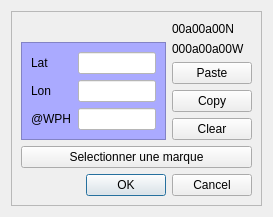
nohal/qtVlm, file src/Ui/WP_dialog.ui: the form before one commit.
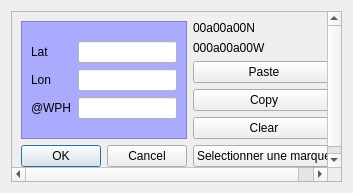
The form after the commit.

The edit to the form file:
```diff
--- a/src/Ui/WP_dialog.ui
+++ b/src/Ui/WP_dialog.ui
@@ -6,8 +6,8 @@
    <rect>
     <x>0</x>
     <y>0</y>
-    <width>273</width>
-    <height>217</height>
+    <width>353</width>
+    <height>193</height>
    </rect>
   </property>
   <property name="windowTitle">
@@ -24,25 +24,14 @@
        <rect>
         <x>0</x>
         <y>0</y>
-        <width>253</width>
-        <height>197</height>
+        <width>333</width>
+        <height>173</height>
        </rect>
       </property>
-      <layout class="QGridLayout" name="gridLayout_2">
-       <item row="0" column="1">
-        <widget class="QLabel" name="WP_conv_lat">
-         <property name="font">
-          <font>
-           <weight>50</weight>
-           <bold>false</bold>
-          </font>
-         </property>
-         <property name="text">
-          <string>00a00a00N</string>
-         </property>
-        </widget>
-       </item>
-       <item row="1" column="0" rowspan="4">
+      <layout class="QHBoxLayout" name="horizontalLayout">
+       <item>
+        <layout class="QVBoxLayout" name="verticalLayout_2">
+         <item>
         <widget class="QFrame" name="frame_3">
          <property name="styleSheet">
           <string notr="true">background-color: rgb(170, 170, 255);</string>
@@ -105,7 +94,31 @@
          </layout>
         </widget>
        </item>
-       <item row="1" column="1">
+         <item>
+          <widget class="QDialogButtonBox" name="buttonBox">
+           <property name="standardButtons">
+            <set>QDialogButtonBox::Cancel|QDialogButtonBox::Ok</set>
+           </property>
+          </widget>
+         </item>
+        </layout>
+       </item>
+       <item>
+        <layout class="QVBoxLayout" name="verticalLayout">
+         <item>
+          <widget class="QLabel" name="WP_conv_lat">
+           <property name="font">
+            <font>
+             <weight>50</weight>
+             <bold>false</bold>
+            </font>
+           </property>
+           <property name="text">
+            <string>00a00a00N</string>
+           </property>
+          </widget>
+         </item>
+         <item>
         <widget class="QLabel" name="WP_conv_lon">
          <property name="font">
           <font>
@@ -118,7 +131,7 @@
          </property>
         </widget>
        </item>
-       <item row="2" column="1">
+         <item>
         <widget class="QPushButton" name="btn_paste">
          <property name="font">
           <font>
@@ -131,7 +144,7 @@
          </property>
         </widget>
        </item>
-       <item row="3" column="1">
+         <item>
         <widget class="QPushButton" name="btn_paste_2">
          <property name="font">
           <font>
@@ -144,7 +157,7 @@
          </property>
         </widget>
        </item>
-       <item row="4" column="1">
+         <item>
         <widget class="QPushButton" name="btn_clear">
          <property name="font">
           <font>
@@ -157,7 +170,7 @@
          </property>
         </widget>
        </item>
-       <item row="5" column="0" colspan="2">
+         <item>
         <widget class="QPushButton" name="btn_selectPOI">
          <property name="font">
           <font>
@@ -170,12 +183,7 @@
          </property>
         </widget>
        </item>
-       <item row="6" column="0" colspan="2">
-        <widget class="QDialogButtonBox" name="buttonBox">
-         <property name="standardButtons">
-          <set>QDialogButtonBox::Cancel|QDialogButtonBox::Ok</set>
-         </property>
-        </widget>
+        </layout>
        </item>
       </layout>
      </widget>
```
Lines whose indentation alone changed are shown as unchanged.
